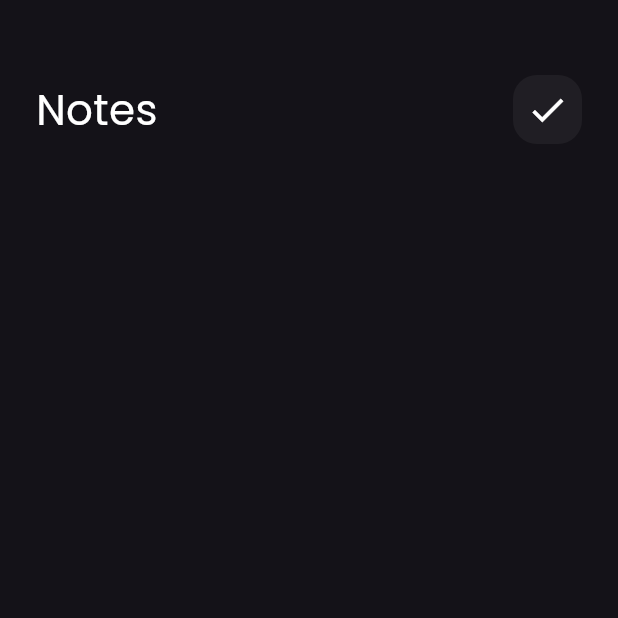
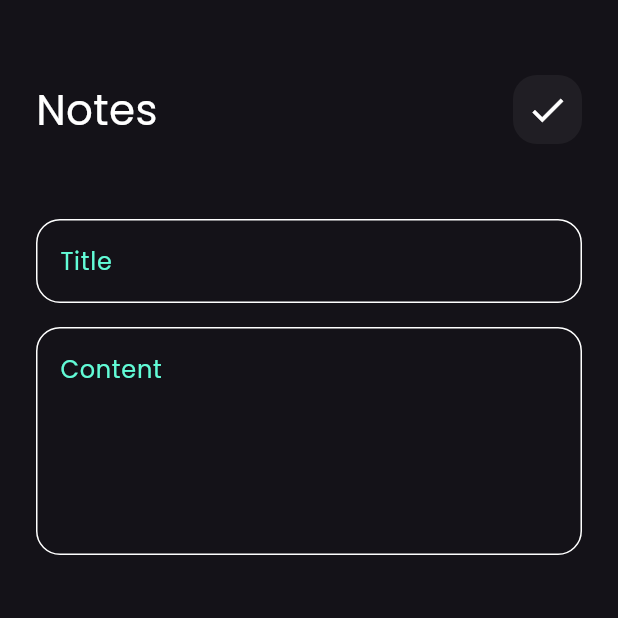
Before and after one commit to esraa-a11y/notes_app, a Flutter app: the EditNoteView screen opened directly, on a phone screen of 412 x 824 dp, the top half of it. Run offline on Flutter 3.47's test engine with Material 3 defaults, Android fonts, the phone set to English and light mode, and no system bars.

Commit message:
create note model

```diff
--- /dev/null
+++ b/lib/models/note_model.dart
@@ -0,0 +1,10 @@
+class NoteModel{
+  final String title;
+  final String subTitle;
+  final String date;
+  final int color;
+
+  NoteModel({required this.title, required this.subTitle, required this.date, required this.color});
+
+
+}
--- a/lib/widgets/edit_view_body.dart
+++ b/lib/widgets/edit_view_body.dart
@@ -1,5 +1,6 @@
 import 'package:flutter/material.dart';
 import 'package:notes_app/widgets/custom_app_bar.dart';
+import 'package:notes_app/widgets/custom_text_field.dart';
 class EditNoteViewBody extends StatelessWidget {
   const EditNoteViewBody({Key? key}) : super(key: key);
 
@@ -14,6 +15,13 @@ class EditNoteViewBody extends StatelessWidget {
             title: 'Edit Note',
             icon: Icons.check,
           ),
+          SizedBox(height: 50,),
+
+          CustomTextField(hint: 'Title'),
+          SizedBox(height: 16,),
+
+          CustomTextField(hint: 'Content',maxLines: 5,),
+
         ],
       ),
     );
```
